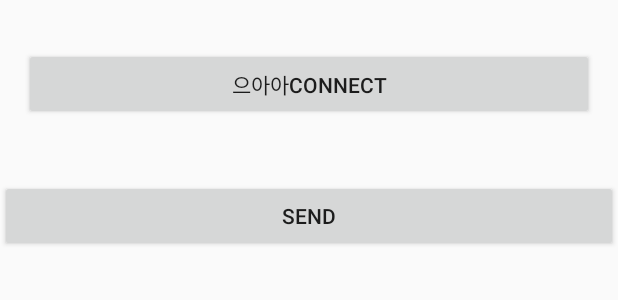
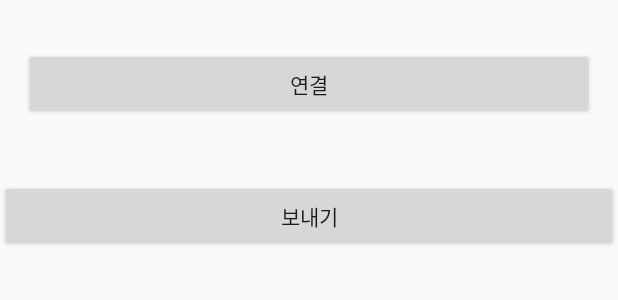
Before and after one commit to hse801/EyeShoe, an Android app: the layout activity_main.xml on its own in the app's theme, with its tools: preview values and no code run, on a phone screen of 412 x 824 dp. Shown: the top 300 px of the screen. Run offline under Robolectric (Android 15) with nearby library versions, the light colour scheme and no system bars.

Commit message:
버튼 이름 다시 바꿈

```diff
--- a/app/src/main/res/layout/activity_main.xml
+++ b/app/src/main/res/layout/activity_main.xml
@@ -18,14 +18,14 @@
         android:layout_marginEnd="16dp"
         android:layout_marginRight="16dp"
         android:layout_marginBottom="32dp"
-        android:text="으아아CONNECT" />
+        android:text="연결" />
 
     <Button
         android:id="@+id/btnSend"
         android:layout_width="match_parent"
         android:layout_height="wrap_content"
         android:layout_marginTop="8dp"
-        android:text="SEND" />
+        android:text="보내기" />
 
 
 </LinearLayout>
```
